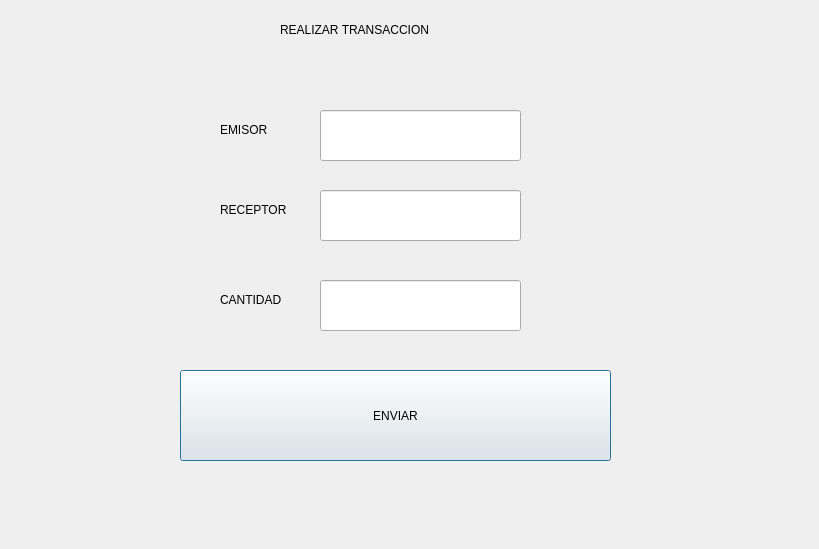
Qt form Dynamicvv/ui/generar.ui (utec-aed-2022-2/proyecto-equipo-4) before a commit.
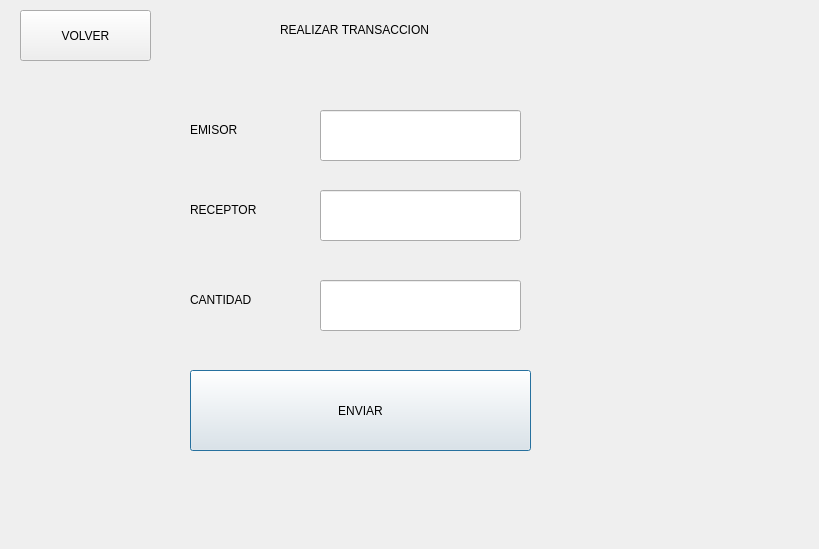
The same form after that commit.

```diff
--- a/Dynamicvv/ui/generar.ui
+++ b/Dynamicvv/ui/generar.ui
@@ -16,10 +16,10 @@
   <widget class="QPushButton" name="pushButton">
    <property name="geometry">
     <rect>
-     <x>180</x>
+     <x>190</x>
      <y>370</y>
-     <width>431</width>
-     <height>91</height>
+     <width>341</width>
+     <height>81</height>
     </rect>
    </property>
    <property name="text">
@@ -39,7 +39,7 @@
   <widget class="QLabel" name="label_2">
    <property name="geometry">
     <rect>
-     <x>220</x>
+     <x>190</x>
      <y>120</y>
      <width>53</width>
      <height>20</height>
@@ -52,7 +52,7 @@
   <widget class="QLabel" name="label_3">
    <property name="geometry">
     <rect>
-     <x>220</x>
+     <x>190</x>
      <y>200</y>
      <width>69</width>
      <height>20</height>
@@ -65,7 +65,7 @@
   <widget class="QLabel" name="label_4">
    <property name="geometry">
     <rect>
-     <x>220</x>
+     <x>190</x>
      <y>290</y>
      <width>74</width>
      <height>20</height>
@@ -108,6 +108,19 @@
     </rect>
    </property>
   </widget>
+  <widget class="QPushButton" name="pushButton_2">
+   <property name="geometry">
+    <rect>
+     <x>20</x>
+     <y>10</y>
+     <width>131</width>
+     <height>51</height>
+    </rect>
+   </property>
+   <property name="text">
+    <string>VOLVER</string>
+   </property>
+  </widget>
  </widget>
  <resources/>
  <connections/>
```
